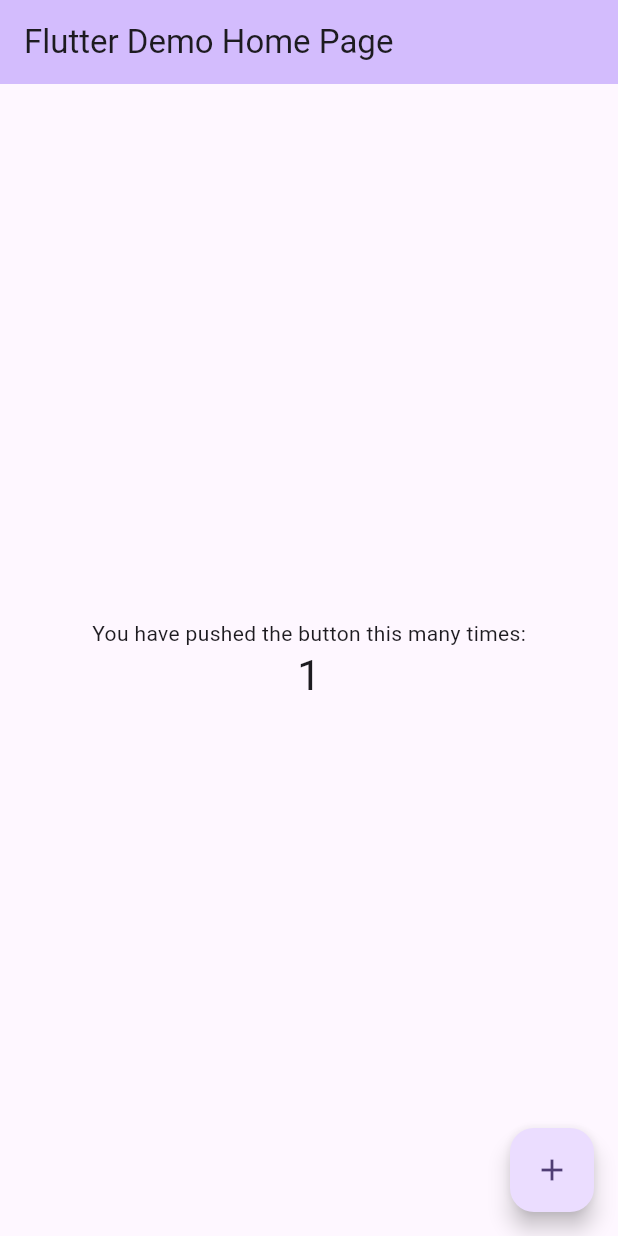
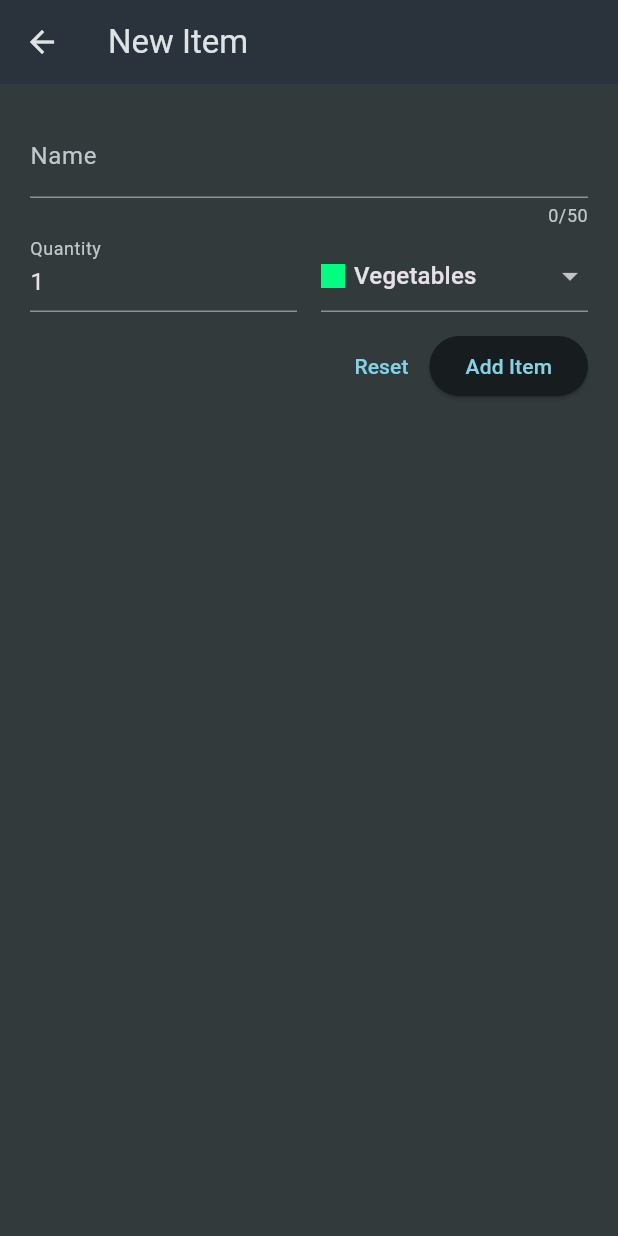
Before and after one commit to alikahfi275/flutter_shopping_app, a Flutter app: the screen it shows after launch, after a tap on the "add" icon, on a phone screen of 412 x 824 dp. Run offline on Flutter 3.47's test engine with Material 3 defaults, Android fonts, the phone set to English and light mode, and no system bars.

```diff
--- /dev/null
+++ b/lib/data/categories.dart
@@ -0,0 +1,22 @@
+import 'package:flutter/material.dart';
+
+import '../models/category.dart';
+
+const categories = {
+  Categories.vegetables: Category(
+    'Vegetables',
+    Color.fromARGB(255, 0, 255, 128),
+  ),
+  Categories.fruit: Category('Fruit', Color.fromARGB(255, 145, 255, 0)),
+  Categories.meat: Category('Meat', Color.fromARGB(255, 255, 102, 0)),
+  Categories.dairy: Category('Dairy', Color.fromARGB(255, 30, 171, 202)),
+  Categories.carbs: Category('Carbs', Color.fromARGB(255, 0, 60, 255)),
+  Categories.sweets: Category('Sweets', Color.fromARGB(255, 255, 149, 0)),
+  Categories.spices: Category('Spices', Color.fromARGB(255, 255, 187, 0)),
+  Categories.convenience: Category(
+    'Convenience',
+    Color.fromARGB(255, 191, 0, 255),
+  ),
+  Categories.hygiene: Category('Hygiene', Color.fromARGB(255, 149, 0, 255)),
+  Categories.other: Category('Other', Color.fromARGB(255, 0, 225, 255)),
+};
--- /dev/null
+++ b/lib/data/dummy_items.dart
@@ -0,0 +1,24 @@
+import 'package:shopping_list_app/data/categories.dart';
+import 'package:shopping_list_app/models/category.dart';
+import 'package:shopping_list_app/models/grocery_item.dart';
+
+final groceryItems = [
+  GroceryItem(
+    id: 'a',
+    name: 'Milk',
+    quantity: 1,
+    category: categories[Categories.dairy]!,
+  ),
+  GroceryItem(
+    id: 'b',
+    name: 'Bananas',
+    quantity: 5,
+    category: categories[Categories.fruit]!,
+  ),
+  GroceryItem(
+    id: 'c',
+    name: 'Beef Steak',
+    quantity: 1,
+    category: categories[Categories.meat]!,
+  ),
+];
--- a/lib/main.dart
+++ b/lib/main.dart
@@ -1,4 +1,5 @@
 import 'package:flutter/material.dart';
+import 'package:shopping_list_app/widgets/grocery_list.dart';
 
 void main() {
   runApp(const MyApp());
@@ -7,116 +8,20 @@ void main() {
 class MyApp extends StatelessWidget {
   const MyApp({super.key});
 
-  // This widget is the root of your application.
   @override
   Widget build(BuildContext context) {
+    final colorScheme = ColorScheme.fromSeed(
+      seedColor: const Color.fromARGB(255, 147, 229, 250),
+      brightness: Brightness.dark,
+    ).copyWith(surface: const Color.fromARGB(255, 42, 51, 59));
+
     return MaterialApp(
-      title: 'Flutter Demo',
-      theme: ThemeData(
-        // This is the theme of your application.
-        //
-        // TRY THIS: Try running your application with "flutter run". You'll see
-        // the application has a purple toolbar. Then, without quitting the app,
-        // try changing the seedColor in the colorScheme below to Colors.green
-        // and then invoke "hot reload" (save your changes or press the "hot
-        // reload" button in a Flutter-supported IDE, or press "r" if you used
-        // the command line to start the app).
-        //
-        // Notice that the counter didn't reset back to zero; the application
-        // state is not lost during the reload. To reset the state, use hot
-        // restart instead.
-        //
-        // This works for code too, not just values: Most code changes can be
-        // tested with just a hot reload.
-        colorScheme: ColorScheme.fromSeed(seedColor: Colors.deepPurple),
+      title: 'Flutter Groceries',
+      theme: ThemeData.dark().copyWith(
+        colorScheme: colorScheme,
+        scaffoldBackgroundColor: const Color.fromARGB(255, 50, 58, 60),
       ),
-      home: const MyHomePage(title: 'Flutter Demo Home Page'),
+      home: const GroceryList(),
     );
   }
 }
-
-class MyHomePage extends StatefulWidget {
-  const MyHomePage({super.key, required this.title});
-
-  // This widget is the home page of your application. It is stateful, meaning
-  // that it has a State object (defined below) that contains fields that affect
-  // how it looks.
-
-  // This class is the configuration for the state. It holds the values (in this
-  // case the title) provided by the parent (in this case the App widget) and
-  // used by the build method of the State. Fields in a Widget subclass are
-  // always marked "final".
-
-  final String title;
-
-  @override
-  State<MyHomePage> createState() => _MyHomePageState();
-}
-
-class _MyHomePageState extends State<MyHomePage> {
-  int _counter = 0;
-
-  void _incrementCounter() {
-    setState(() {
-      // This call to setState tells the Flutter framework that something has
-      // changed in this State, which causes it to rerun the build method below
-      // so that the display can reflect the updated values. If we changed
-      // _counter without calling setState(), then the build method would not be
-      // called again, and so nothing would appear to happen.
-      _counter++;
-    });
-  }
-
-  @override
-  Widget build(BuildContext context) {
-    // This method is rerun every time setState is called, for instance as done
-    // by the _incrementCounter method above.
-    //
-    // The Flutter framework has been optimized to make rerunning build methods
-    // fast, so that you can just rebuild anything that needs updating rather
-    // than having to individually change instances of widgets.
-    return Scaffold(
-      appBar: AppBar(
-        // TRY THIS: Try changing the color here to a specific color (to
-        // Colors.amber, perhaps?) and trigger a hot reload to see the AppBar
-        // change color while the other colors stay the same.
-        backgroundColor: Theme.of(context).colorScheme.inversePrimary,
-        // Here we take the value from the MyHomePage object that was created by
-        // the App.build method, and use it to set our appbar title.
-        title: Text(widget.title),
-      ),
-      body: Center(
-        // Center is a layout widget. It takes a single child and positions it
-        // in the middle of the parent.
-        child: Column(
-          // Column is also a layout widget. It takes a list of children and
-          // arranges them vertically. By default, it sizes itself to fit its
-          // children horizontally, and tries to be as tall as its parent.
-          //
-          // Column has various properties to control how it sizes itself and
-          // how it positions its children. Here we use mainAxisAlignment to
-          // center the children vertically; the main axis here is the vertical
-          // axis because Columns are vertical (the cross axis would be
-          // horizontal).
-          //
-          // TRY THIS: Invoke "debug painting" (choose the "Toggle Debug Paint"
-          // action in the IDE, or press "p" in the console), to see the
-          // wireframe for each widget.
-          mainAxisAlignment: MainAxisAlignment.center,
-          children: <Widget>[
-            const Text('You have pushed the button this many times:'),
-            Text(
-              '$_counter',
-              style: Theme.of(context).textTheme.headlineMedium,
-            ),
-          ],
-        ),
-      ),
-      floatingActionButton: FloatingActionButton(
-        onPressed: _incrementCounter,
-        tooltip: 'Increment',
-        child: const Icon(Icons.add),
-      ), // This trailing comma makes auto-formatting nicer for build methods.
-    );
-  }
-}
--- /dev/null
+++ b/lib/models/category.dart
@@ -0,0 +1,21 @@
+import 'package:flutter/material.dart';
+
+enum Categories {
+  vegetables,
+  fruit,
+  meat,
+  dairy,
+  carbs,
+  sweets,
+  spices,
+  convenience,
+  hygiene,
+  other,
+}
+
+class Category {
+  const Category(this.title, this.color);
+
+  final String title;
+  final Color color;
+}
--- /dev/null
+++ b/lib/models/grocery_item.dart
@@ -0,0 +1,15 @@
+import '../models/category.dart';
+
+class GroceryItem {
+  const GroceryItem({
+    required this.id,
+    required this.name,
+    required this.quantity,
+    required this.category,
+  });
+
+  final String id;
+  final String name;
+  final int quantity;
+  final Category category;
+}
--- /dev/null
+++ b/lib/widgets/grocery_list.dart
@@ -0,0 +1,70 @@
+import 'package:flutter/material.dart';
+import 'package:shopping_list_app/models/grocery_item.dart';
+import 'package:shopping_list_app/widgets/new_item.dart';
+
+class GroceryList extends StatefulWidget {
+  const GroceryList({super.key});
+
+  @override
+  State<GroceryList> createState() => _GroceryListState();
+}
+
+class _GroceryListState extends State<GroceryList> {
+  final List<GroceryItem> _groceryItems = [];
+  void _addItem() async {
+    final result = await Navigator.of(context).push<GroceryItem>(
+      MaterialPageRoute(builder: (context) => const NewItem()),
+    );
+
+    if (result != null) {
+      setState(() {
+        _groceryItems.add(result);
+      });
+    } else {
+      return;
+    }
+  }
+
+  _removeItem(GroceryItem item) {
+    setState(() {
+      _groceryItems.remove(item);
+    });
+  }
+
+  @override
+  Widget build(BuildContext context) {
+    Widget content = Center(
+      child: Text(
+        'No items added yet.',
+        style: Theme.of(context).textTheme.bodyLarge,
+      ),
+    );
+
+    if (_groceryItems.isNotEmpty) {
+      content = ListView.builder(
+        itemCount: _groceryItems.length,
+        itemBuilder: (ctx, index) => Dismissible(
+          key: ValueKey(_groceryItems[index]),
+          onDismissed: (direction) => _removeItem(_groceryItems[index]),
+          child: ListTile(
+            title: Text(_groceryItems[index].name),
+            leading: Container(
+              width: 24,
+              height: 24,
+              color: _groceryItems[index].category.color,
+            ),
+            trailing: Text(_groceryItems[index].quantity.toString()),
+          ),
+        ),
+      );
+    }
+
+    return Scaffold(
+      appBar: AppBar(
+        title: const Text('Your Groceries'),
+        actions: [IconButton(onPressed: _addItem, icon: const Icon(Icons.add))],
+      ),
+      body: content,
+    );
+  }
+}
--- /dev/null
+++ b/lib/widgets/new_item.dart
@@ -0,0 +1,133 @@
+import 'package:flutter/material.dart';
+import 'package:shopping_list_app/data/categories.dart';
+import 'package:shopping_list_app/models/category.dart';
+import 'package:shopping_list_app/models/grocery_item.dart';
+
+class NewItem extends StatefulWidget {
+  const NewItem({super.key});
+
+  @override
+  State<NewItem> createState() => _NewItemState();
+}
+
+class _NewItemState extends State<NewItem> {
+  final _formKey = GlobalKey<FormState>();
+
+  var _enteredName = '';
+  var _enteredQuantity = 1;
+  var _selectedCategory = categories[Categories.vegetables]!;
+
+  void _saveItem() {
+    if (_formKey.currentState!.validate()) {
+      _formKey.currentState!.save();
+      Navigator.of(context).pop(
+        GroceryItem(
+          id: DateTime.now().toString(),
+          name: _enteredName,
+          quantity: _enteredQuantity,
+          category: _selectedCategory,
+        ),
+      );
+    }
+  }
+
+  @override
+  Widget build(BuildContext context) {
+    return Scaffold(
+      appBar: AppBar(title: const Text('New Item')),
+      body: Padding(
+        padding: const EdgeInsets.all(20),
+        child: Form(
+          key: _formKey,
+          child: Column(
+            children: [
+              TextFormField(
+                maxLength: 50,
+                decoration: InputDecoration(label: Text('Name')),
+                validator: (value) {
+                  if (value == null ||
+                      value.isEmpty ||
+                      value.trim().length <= 1 ||
+                      value.trim().length > 50) {
+                    return 'Must be between 1 and 50 characters';
+                  }
+                  return null;
+                },
+                onSaved: (newValue) {
+                  _enteredName = newValue!;
+                },
+              ),
+              Row(
+                crossAxisAlignment: CrossAxisAlignment.end,
+                children: [
+                  Expanded(
+                    child: TextFormField(
+                      initialValue: _enteredQuantity.toString(),
+                      keyboardType: TextInputType.number,
+                      decoration: InputDecoration(label: Text('Quantity')),
+                      validator: (value) {
+                        if (value == null ||
+                            value.isEmpty ||
+                            int.tryParse(value) == null ||
+                            int.tryParse(value)! <= 0) {
+                          return 'Must be a valid positive integer';
+                        }
+                        return null;
+                      },
+                      onSaved: (newValue) =>
+                          _enteredQuantity = int.parse(newValue!),
+                    ),
+                  ),
+                  const SizedBox(width: 16),
+                  Expanded(
+                    child: DropdownButtonFormField(
+                      value: _selectedCategory,
+                      items: [
+                        for (final category in categories.entries)
+                          DropdownMenuItem(
+                            value: category.value,
+                            child: Row(
+                              children: [
+                                Container(
+                                  width: 16,
+                                  height: 16,
+                                  color: category.value.color,
+                                ),
+                                const SizedBox(width: 6),
+                                Text(category.value.title),
+                              ],
+                            ),
+                          ),
+                      ],
+                      onChanged: (value) {
+                        setState(() {
+                          _selectedCategory = value!;
+                        });
+                      },
+                    ),
+                  ),
+                ],
+              ),
+              const SizedBox(height: 12),
+              Row(
+                mainAxisAlignment: MainAxisAlignment.end,
+                children: [
+                  TextButton(
+                    onPressed: () {
+                      _formKey.currentState!.reset();
+                    },
+                    child: const Text('Reset'),
+                  ),
+                  ElevatedButton(
+                    onPressed: _saveItem,
+                    child: const Text('Add Item'),
+                  ),
+                ],
+              ),
+            ],
+          ),
+        ),
+      ),
+    );
+  }
+}
```
